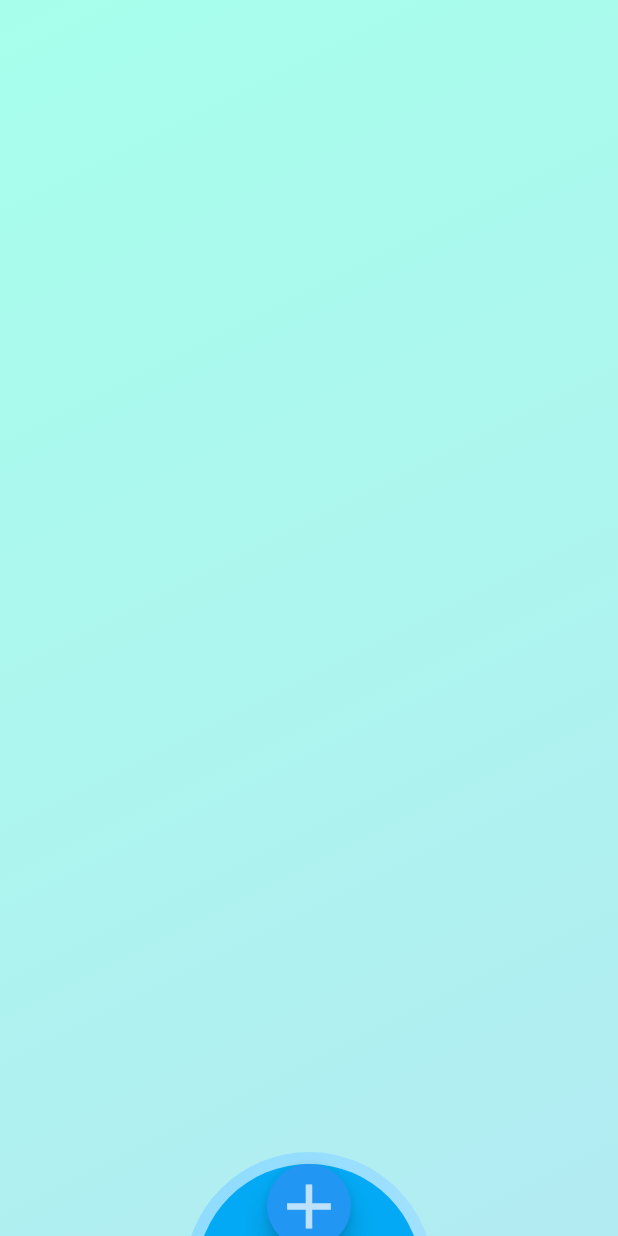
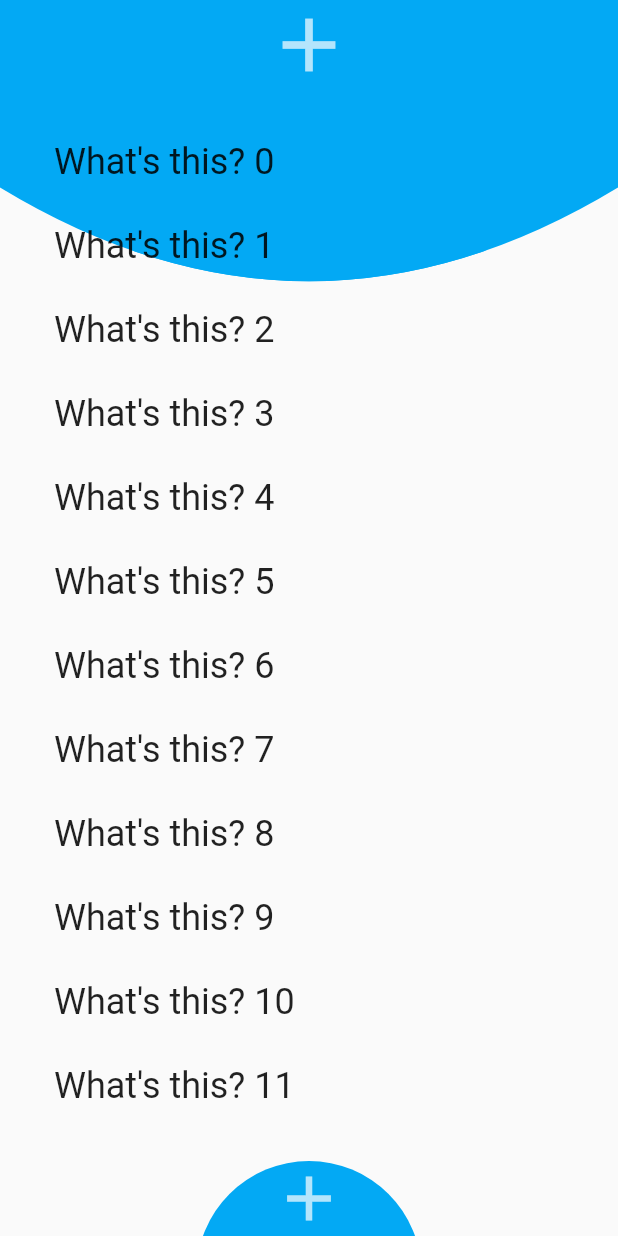
Before and after one commit to mrsetia1/triggr, a Flutter app: the screen it shows after launch, on a phone screen of 412 x 824 dp. Run offline on Flutter 3.47's test engine with Material 2 defaults, Android fonts, the phone set to English and light mode, and no system bars.

Commit message:
Added button and add page

```diff
--- a/lib/components/addButton.dart
+++ b/lib/components/addButton.dart
@@ -7,10 +7,10 @@ class AddButton extends StatefulWidget {
   const AddButton({Key key}) : super(key: key);
 
   @override
-  _AnimatedFabState createState() => new _AnimatedFabState();
+  _AddButtonState createState() => new _AddButtonState();
 }
 
-class _AnimatedFabState extends State<AddButton>
+class _AddButtonState extends State<AddButton>
     with SingleTickerProviderStateMixin {
   bool isOpened = false;
   AnimationController _animationController;
@@ -22,10 +22,10 @@ class _AnimatedFabState extends State<AddButton>
   @override
   void initState() {
     _animationController =
-        AnimationController(vsync: this, duration: Duration(milliseconds: 500))
+        AnimationController(vsync: this, duration: Duration(milliseconds: 750))
           ..addListener(() {
             if (_animationController.isCompleted) {
-              Navigator.pushNamed(context, "/add");
+//              Navigator.pushNamed(context, "/add");
             }
             setState(() {});
           });
@@ -66,23 +66,7 @@ class _AnimatedFabState extends State<AddButton>
   @override
   Widget build(BuildContext context) {
     return new Container(
-        decoration: new BoxDecoration(
-            gradient: LinearGradient(
-              // Where the linear gradient begins and ends
-              begin: Alignment.topLeft,
-              end: Alignment.bottomRight,
-              colors: [
-                // Colors are easy thanks to Flutter's Colors class.
-                Colors.lightBlueAccent[100],
-                Colors.lightBlue[100]
-              ],
-            ),
-            shape: buttonZoomOutAnimation.value < 400
-                ? BoxShape.circle
-                : BoxShape.rectangle),
         alignment: buttonBottomCenterAnimation.value,
-        child: Padding(
-          padding: const EdgeInsets.all(8.0),
         child: new GestureDetector(
           onVerticalDragStart: (state) {
             animate();
@@ -104,8 +88,6 @@ class _AnimatedFabState extends State<AddButton>
               child: AnimatedOpacity(
                 opacity: buttonZoomOutAnimation.value < 400 ? 1.0 : 0.0,
                 duration: Duration(milliseconds: 250),
-                  child: FloatingActionButton(
-                    onPressed: null,
                 child: new Icon(
                   Icons.add,
                   size: 50,
@@ -114,8 +96,6 @@ class _AnimatedFabState extends State<AddButton>
               ),
             ),
           ),
-            ),
-          ),
         ));
   }
 }
--- /dev/null
+++ b/lib/components/dashButton.dart
@@ -0,0 +1,113 @@
+import 'package:flutter/material.dart';
+import 'package:flutter/foundation.dart';
+import 'package:flutter/animation.dart';
+
+import 'package:triggr/components/headerClipper.dart';
+
+class DashButton extends StatefulWidget {
+  const DashButton({Key key}) : super(key: key);
+
+  @override
+  _DashButtonState createState() => new _DashButtonState();
+}
+
+class _DashButtonState extends State<DashButton>
+    with SingleTickerProviderStateMixin {
+  bool isOpened = false;
+  AnimationController _animationController;
+  Animation<double> buttonZoomOutAnimation;
+  Animation<double> buttonGrowAnimationOut;
+  Animation<Alignment> buttonBottomCenterAnimation;
+  Animation<double> buttonGrowAnimation;
+
+  @override
+  void initState() {
+    _animationController =
+        AnimationController(vsync: this, duration: Duration(milliseconds: 750))
+          ..addListener(() {
+            if (_animationController.isCompleted) {
+//              Navigator.pushNamed(context, "/dash");
+            }
+            setState(() {});
+          });
+
+    buttonGrowAnimation = new CurvedAnimation(
+      parent: _animationController,
+      curve: Curves.bounceIn,
+    );
+
+    buttonBottomCenterAnimation = new AlignmentTween(
+      begin: Alignment.topCenter,
+      end: Alignment.center,
+    ).animate(buttonGrowAnimation);
+
+    buttonZoomOutAnimation = new Tween(
+      begin: 150.0,
+      end: 1500.0,
+    ).animate(buttonGrowAnimation);
+
+    super.initState();
+  }
+
+  @override
+  void dispose() {
+    _animationController.dispose();
+    super.dispose();
+  }
+
+  animate() {
+    if (!isOpened) {
+      _animationController.forward();
+    } else {
+      _animationController.reverse();
+    }
+    isOpened = !isOpened;
+  }
+
+  @override
+  Widget build(BuildContext context) {
+    return new Container(
+        width: MediaQuery.of(context).size.width,
+        alignment: buttonBottomCenterAnimation.value,
+        child: new GestureDetector(
+          child: Container(
+            width: MediaQuery.of(context).size.width,
+            height: buttonZoomOutAnimation.value + 100,
+            child: ClipPath(
+              clipper: HeaderClipper(),
+              child: Container(
+                decoration: BoxDecoration(color: Colors.lightBlue),
+                child: new Container(
+                  width: buttonZoomOutAnimation.value,
+                  height: buttonZoomOutAnimation.value,
+                  alignment: buttonBottomCenterAnimation.value,
+                  decoration: new BoxDecoration(
+                      color: Colors.lightBlue,
+                      shape: buttonZoomOutAnimation.value < 400
+                          ? BoxShape.circle
+                          : BoxShape.rectangle),
+                  child: Container(
+                    alignment: Alignment.topCenter,
+                    child: AnimatedOpacity(
+                      opacity: buttonZoomOutAnimation.value < 400 ? 1.0 : 0.0,
+                      duration: Duration(milliseconds: 250),
+                      child: new Icon(
+                        Icons.add,
+                        size: 60,
+                        color: Colors.white70,
+                      ),
+                    ),
+                  ),
+                ),
+              ),
+            ),
+          ),
+          onVerticalDragStart: (state) {
+            animate();
+          },
+          onTap: () {
+            animate();
+          },
+        ));
+  }
+}
--- /dev/null
+++ b/lib/components/headerClipper.dart
@@ -0,0 +1,23 @@
+import 'package:flutter/material.dart';
+
+class HeaderClipper extends CustomClipper<Path> {
+  @override
+  Path getClip(Size size) {
+    var path = new Path();
+    path.lineTo(0.0, size.height / 2);
+
+    var point =
+    Offset(size.width - (size.width / 2), size.height);
+    var endPoint = Offset(size.width, size.height /2);
+    path.quadraticBezierTo(point.dx, point.dy,
+        endPoint.dx, endPoint.dy);
+
+    path.lineTo(size.width, 0.0);
+    path.close();
+
+    return path;
+  }
+
+  @override
+  bool shouldReclip(CustomClipper<Path> oldClipper) => false;
+}
--- a/lib/models/reason.dart
+++ b/lib/models/reason.dart
@@ -1,4 +1,6 @@
 class Reason {
   String title;
   bool active;
+
+  Reason(this.title, this.active);
 }
--- a/lib/models/trigger.dart
+++ b/lib/models/trigger.dart
@@ -3,4 +3,6 @@ import 'package:triggr/models/reason.dart';
 class Trigger {
   String title;
   List<Reason> reasons;
+
+  Trigger(this.title, this.reasons);
 }
--- a/lib/pages/main.dart
+++ b/lib/pages/main.dart
@@ -1,6 +1,9 @@
 import 'package:flutter/material.dart';
 
 import 'package:triggr/components/addButton.dart';
+import 'package:triggr/components/dashButton.dart';
+import 'package:triggr/models/trigger.dart';
+import 'package:triggr/models/reason.dart';
 
 class MainPage extends StatefulWidget {
   MainPage({Key key}) : super(key: key);
@@ -10,6 +13,10 @@ class MainPage extends StatefulWidget {
 }
 
 class _MainPageState extends State<MainPage> {
+  final triggers = List<Trigger>.generate(
+    30,
+    (i) => Trigger("What's this? $i", new List<Reason>()),
+  );
 
   @override
   void initState() {
@@ -20,22 +27,9 @@ class _MainPageState extends State<MainPage> {
   Widget build(BuildContext context) {
     return new Scaffold(
       body: Container(
-        decoration: BoxDecoration(
-          // Box decoration takes a gradient
-          gradient: LinearGradient(
-            // Where the linear gradient begins and ends
-            begin: Alignment.topLeft,
-            end: Alignment.bottomRight,
-            colors: [
-              // Colors are easy thanks to Flutter's Colors class.
-              Colors.tealAccent[100],
-              Colors.cyan[100]
-            ],
-          ),
-        ),
         child: new Stack(
           fit: StackFit.expand,
-          children: <Widget>[_buildFab()],
+          children: <Widget>[_buildHeader(), _buildList(), _buildFab()],
         ),
       ),
     );
@@ -43,38 +37,40 @@ class _MainPageState extends State<MainPage> {
 
   Widget _buildFab() {
     return new Positioned(
-        bottom: -110,
+        bottom: -100,
         width: MediaQuery.of(context).size.width,
         child: new AddButton());
   }
 
-//  Widget _buildHeader() {
-//    return new Padding(
-//      padding: new EdgeInsets.only(top: 40.0, left: 20),
-//      child: new Column(
-//        crossAxisAlignment: CrossAxisAlignment.start,
-//        children: <Widget>[
-//          new Text(
-//            'Hello there?',
-//            style: new TextStyle(fontSize: 34.0),
-//          ),
-//        ],
-//      ),
-//    );
-//  }
+  Widget _buildHeader() {
+    return Positioned(
+      width: MediaQuery.of(context).size.width,
+      top: 0,
+      child: new DashButton()
+    );
+  }
 
-//  Widget _buildList() {
-//    return new Expanded(
-//      child: new AnimatedList(
-//        initialItemCount: tasks.length,
-//        key: _listKey,
-//        itemBuilder: (context, index, animation) {
-//          return new TaskRow(
-//            task: listModel[index],
-//            animation: animation,
-//          );
-//        },
-//      ),
-//    );
-//  }
+  Widget _buildList() {
+    return Padding(
+      padding: const EdgeInsets.only(top: 80.0, left: 20, bottom: 60),
+      child: Container(
+        height: MediaQuery.of(context).size.height - 60,
+        child: ListView.builder(
+          // Let the ListView know how many items it needs to build
+          itemCount: triggers.length,
+          // Provide a builder function. This is where the magic happens! We'll
+          // convert each item into a Widget based on the type of item it is.
+          itemBuilder: (context, index) {
+            final item = triggers[index];
+            return ListTile(
+              title: Text(
+                item.title,
+                style: Theme.of(context).textTheme.headline,
+              ),
+            );
+          },
+        ),
+      ),
+    );
+  }
 }
```
Lines whose indentation alone changed are shown as unchanged.
